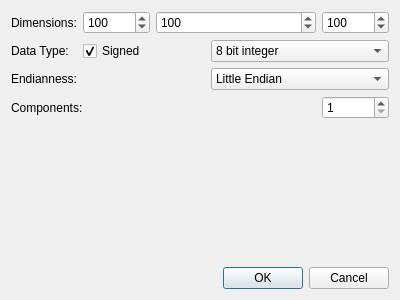
Before: the Qt Designer form tomviz/RAWFileReaderDialog.ui in OpenChemistry/tomviz, drawn with Qt 5.
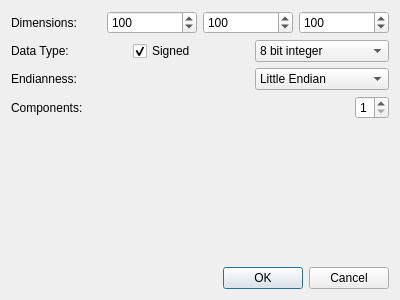
After: the same form once the commit is applied.

Patch:
```diff
--- a/tomviz/RAWFileReaderDialog.ui
+++ b/tomviz/RAWFileReaderDialog.ui
@@ -14,6 +14,16 @@
    <string>Dialog</string>
   </property>
   <layout class="QGridLayout" name="gridLayout">
+   <item row="4" column="2">
+    <widget class="QCheckBox" name="signedness">
+     <property name="text">
+      <string>Signed</string>
+     </property>
+     <property name="checked">
+      <bool>true</bool>
+     </property>
+    </widget>
+   </item>
    <item row="4" column="1">
     <widget class="QLabel" name="label_5">
      <property name="text">
@@ -21,76 +31,6 @@
      </property>
     </widget>
    </item>
-   <item row="3" column="1">
-    <widget class="QLabel" name="label">
-     <property name="text">
-      <string>Dimensions:</string>
-     </property>
-    </widget>
-   </item>
-   <item row="3" column="3" colspan="3">
-    <widget class="QSpinBox" name="dimensionY">
-     <property name="maximum">
-      <number>2147483647</number>
-     </property>
-     <property name="value">
-      <number>100</number>
-     </property>
-    </widget>
-   </item>
-   <item row="3" column="6">
-    <widget class="QSpinBox" name="dimensionZ">
-     <property name="minimum">
-      <number>1</number>
-     </property>
-     <property name="maximum">
-      <number>2147483647</number>
-     </property>
-     <property name="value">
-      <number>100</number>
-     </property>
-    </widget>
-   </item>
-   <item row="6" column="6">
-    <widget class="QSpinBox" name="numComponents">
-     <property name="minimum">
-      <number>1</number>
-     </property>
-     <property name="maximum">
-      <number>3</number>
-     </property>
-    </widget>
-   </item>
-   <item row="3" column="2">
-    <widget class="QSpinBox" name="dimensionX">
-     <property name="minimum">
-      <number>1</number>
-     </property>
-     <property name="maximum">
-      <number>2147483647</number>
-     </property>
-     <property name="value">
-      <number>100</number>
-     </property>
-    </widget>
-   </item>
-   <item row="9" column="1" colspan="6">
-    <widget class="QDialogButtonBox" name="buttonBox">
-     <property name="orientation">
-      <enum>Qt::Horizontal</enum>
-     </property>
-     <property name="standardButtons">
-      <set>QDialogButtonBox::Cancel|QDialogButtonBox::Ok</set>
-     </property>
-    </widget>
-   </item>
-   <item row="6" column="1" colspan="4">
-    <widget class="QLabel" name="label_7">
-     <property name="text">
-      <string>Components:</string>
-     </property>
-    </widget>
-   </item>
    <item row="8" column="1">
     <spacer name="verticalSpacer">
      <property name="orientation">
@@ -104,24 +44,7 @@
      </property>
     </spacer>
    </item>
-   <item row="5" column="4" colspan="3">
-    <widget class="QComboBox" name="endianness">
-     <property name="currentIndex">
-      <number>1</number>
-     </property>
-     <item>
-      <property name="text">
-       <string>Big Endian</string>
-      </property>
-     </item>
-     <item>
-      <property name="text">
-       <string>Little Endian</string>
-      </property>
-     </item>
-    </widget>
-   </item>
-   <item row="4" column="4" colspan="3">
+   <item row="4" column="3">
     <widget class="QComboBox" name="dataType">
      <item>
       <property name="text">
@@ -155,30 +78,138 @@
      </item>
     </widget>
    </item>
-   <item row="5" column="1" colspan="3">
+   <item row="5" column="1">
     <widget class="QLabel" name="label_6">
      <property name="text">
       <string>Endianness:</string>
      </property>
     </widget>
    </item>
-   <item row="4" column="2">
-    <widget class="QCheckBox" name="signedness">
-     <property name="text">
-      <string>Signed</string>
+   <item row="5" column="3">
+    <widget class="QComboBox" name="endianness">
+     <property name="currentIndex">
+      <number>1</number>
      </property>
-     <property name="checked">
-      <bool>true</bool>
-     </property>
+     <item>
+      <property name="text">
+       <string>Big Endian</string>
+      </property>
+     </item>
+     <item>
+      <property name="text">
+       <string>Little Endian</string>
+      </property>
+     </item>
     </widget>
    </item>
-   <item row="7" column="1" colspan="6">
+   <item row="7" column="1" colspan="3">
     <widget class="QLabel" name="statusLabel">
      <property name="text">
       <string/>
      </property>
     </widget>
    </item>
+   <item row="0" column="1" colspan="3">
+    <widget class="QWidget" name="widget" native="true">
+     <layout class="QHBoxLayout" name="horizontalLayout">
+      <property name="margin">
+       <number>0</number>
+      </property>
+      <item>
+       <widget class="QLabel" name="label">
+        <property name="text">
+         <string>Dimensions:</string>
+        </property>
+       </widget>
+      </item>
+      <item>
+       <widget class="QSpinBox" name="dimensionX">
+        <property name="minimum">
+         <number>1</number>
+        </property>
+        <property name="maximum">
+         <number>2147483647</number>
+        </property>
+        <property name="value">
+         <number>100</number>
+        </property>
+       </widget>
+      </item>
+      <item>
+       <widget class="QSpinBox" name="dimensionY">
+        <property name="maximum">
+         <number>2147483647</number>
+        </property>
+        <property name="value">
+         <number>100</number>
+        </property>
+       </widget>
+      </item>
+      <item>
+       <widget class="QSpinBox" name="dimensionZ">
+        <property name="minimum">
+         <number>1</number>
+        </property>
+        <property name="maximum">
+         <number>2147483647</number>
+        </property>
+        <property name="value">
+         <number>100</number>
+        </property>
+       </widget>
+      </item>
+     </layout>
+    </widget>
+   </item>
+   <item row="9" column="1" colspan="3">
+    <widget class="QDialogButtonBox" name="buttonBox">
+     <property name="orientation">
+      <enum>Qt::Horizontal</enum>
+     </property>
+     <property name="standardButtons">
+      <set>QDialogButtonBox::Cancel|QDialogButtonBox::Ok</set>
+     </property>
+    </widget>
+   </item>
+   <item row="6" column="1">
+    <widget class="QLabel" name="label_7">
+     <property name="text">
+      <string>Components:</string>
+     </property>
+    </widget>
+   </item>
+   <item row="6" column="2" colspan="2">
+    <widget class="QWidget" name="widget_2" native="true">
+     <layout class="QHBoxLayout" name="horizontalLayout_2">
+      <property name="margin">
+       <number>0</number>
+      </property>
+      <item>
+       <spacer name="horizontalSpacer">
+        <property name="orientation">
+         <enum>Qt::Horizontal</enum>
+        </property>
+        <property name="sizeHint" stdset="0">
+         <size>
+          <width>40</width>
+          <height>20</height>
+         </size>
+        </property>
+       </spacer>
+      </item>
+      <item>
+       <widget class="QSpinBox" name="numComponents">
+        <property name="minimum">
+         <number>1</number>
+        </property>
+        <property name="maximum">
+         <number>3</number>
+        </property>
+       </widget>
+      </item>
+     </layout>
+    </widget>
+   </item>
   </layout>
  </widget>
  <tabstops>
```
